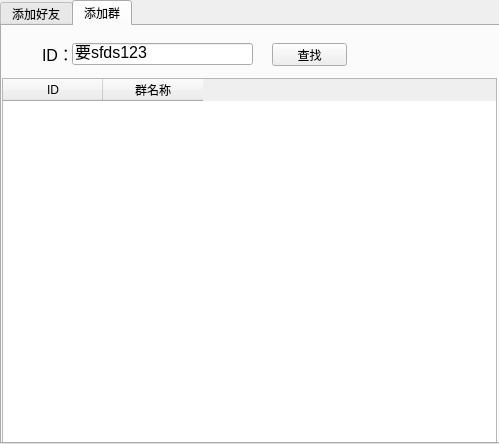
First picture: the form in addinfo.ui, repository jjzhang166/NoCoChat, before the edit.
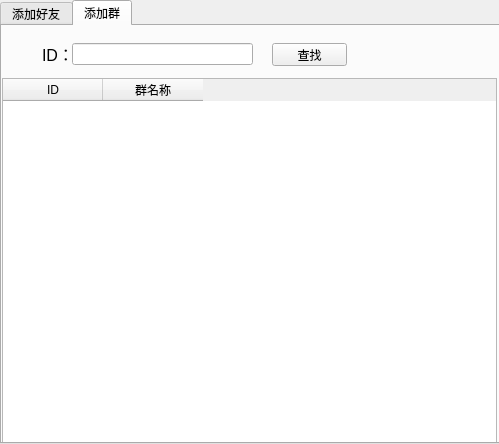
Second picture: the form after the edit. The open tabs and pages were chosen to show the change.

What changed in the file:
```diff
--- a/addinfo.ui
+++ b/addinfo.ui
@@ -228,7 +228,7 @@
       <string notr="true">font: 12pt</string>
      </property>
      <property name="text">
-      <string>要sfds123</string>
+      <string/>
      </property>
     </widget>
     <widget class="QPushButton" name="group_searchbtn">
```
